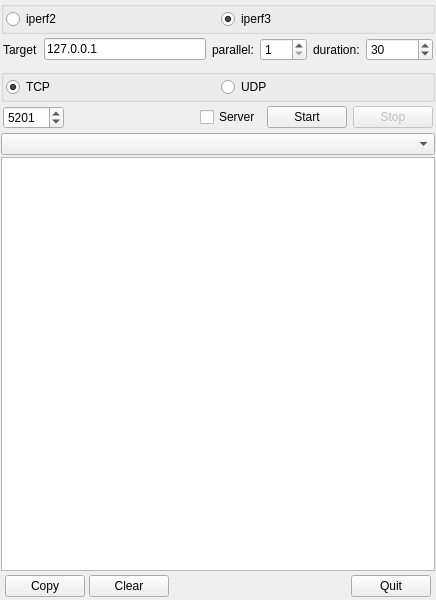
The window that src/mainwindow.ui (coolshou/qiperf) describes before a commit, drawn with Qt 5.
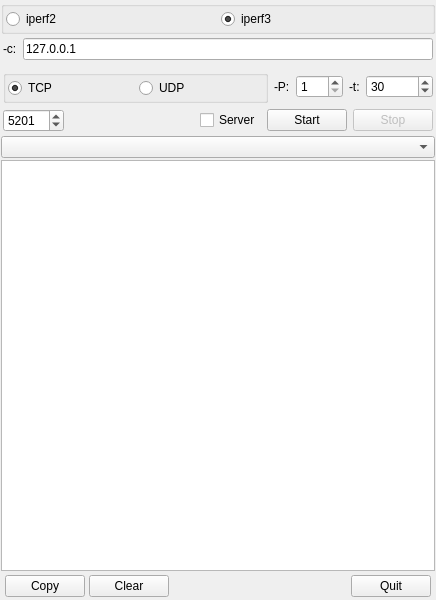
The same window after the commit. Icons and pictures are not drawn.

The edit to the form file:
```diff
--- a/src/mainwindow.ui
+++ b/src/mainwindow.ui
@@ -120,7 +120,7 @@
           <item>
            <widget class="QLabel" name="label">
             <property name="text">
-             <string>Target</string>
+             <string>-c:</string>
             </property>
            </widget>
           </item>
@@ -131,10 +131,66 @@
             </property>
            </widget>
           </item>
+         </layout>
+        </widget>
+       </item>
+       <item>
+        <widget class="QWidget" name="widget_4" native="true">
+         <layout class="QHBoxLayout" name="horizontalLayout_5" stretch="1,0,0,0,0">
+          <property name="leftMargin">
+           <number>2</number>
+          </property>
+          <property name="topMargin">
+           <number>2</number>
+          </property>
+          <property name="rightMargin">
+           <number>2</number>
+          </property>
+          <property name="bottomMargin">
+           <number>2</number>
+          </property>
+          <item>
+           <widget class="QGroupBox" name="groupBox_2">
+            <property name="title">
+             <string/>
+            </property>
+            <layout class="QHBoxLayout" name="horizontalLayout_4">
+             <property name="leftMargin">
+              <number>2</number>
+             </property>
+             <property name="topMargin">
+              <number>2</number>
+             </property>
+             <property name="rightMargin">
+              <number>2</number>
+             </property>
+             <property name="bottomMargin">
+              <number>2</number>
+             </property>
+             <item>
+              <widget class="QRadioButton" name="rbTCP">
+               <property name="text">
+                <string>TCP</string>
+               </property>
+               <property name="checked">
+                <bool>true</bool>
+               </property>
+              </widget>
+             </item>
+             <item>
+              <widget class="QRadioButton" name="rbUDP">
+               <property name="text">
+                <string>UDP</string>
+               </property>
+              </widget>
+             </item>
+            </layout>
+           </widget>
+          </item>
           <item>
            <widget class="QLabel" name="label_3">
             <property name="text">
-             <string>parallel:</string>
+             <string>-P:</string>
             </property>
            </widget>
           </item>
@@ -151,7 +207,7 @@
           <item>
            <widget class="QLabel" name="label_2">
             <property name="text">
-             <string>duration:</string>
+             <string>-t:</string>
             </property>
            </widget>
           </item>
@@ -171,44 +227,6 @@
          </layout>
         </widget>
        </item>
-       <item>
-        <widget class="QGroupBox" name="groupBox_2">
-         <property name="title">
-          <string/>
-         </property>
-         <layout class="QHBoxLayout" name="horizontalLayout_4">
-          <property name="leftMargin">
-           <number>2</number>
-          </property>
-          <property name="topMargin">
-           <number>2</number>
-          </property>
-          <property name="rightMargin">
-           <number>2</number>
-          </property>
-          <property name="bottomMargin">
-           <number>2</number>
-          </property>
-          <item>
-           <widget class="QRadioButton" name="rbTCP">
-            <property name="text">
-             <string>TCP</string>
-            </property>
-            <property name="checked">
-             <bool>true</bool>
-            </property>
-           </widget>
-          </item>
-          <item>
-           <widget class="QRadioButton" name="rbUDP">
-            <property name="text">
-             <string>UDP</string>
-            </property>
-           </widget>
-          </item>
-         </layout>
-        </widget>
-       </item>
       </layout>
      </widget>
     </item>
```
Left out of the diff: 2 changed lines with no effect on the pictures.
